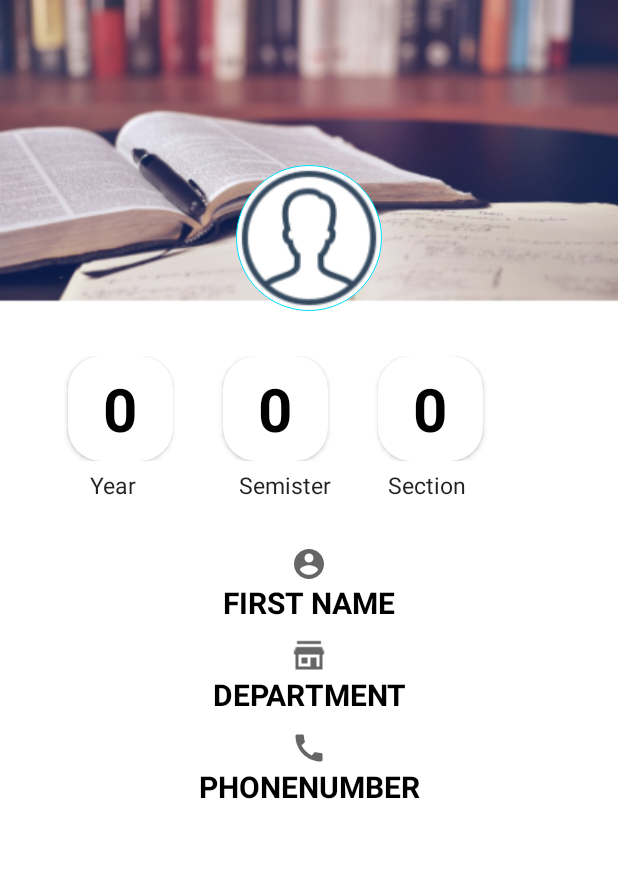
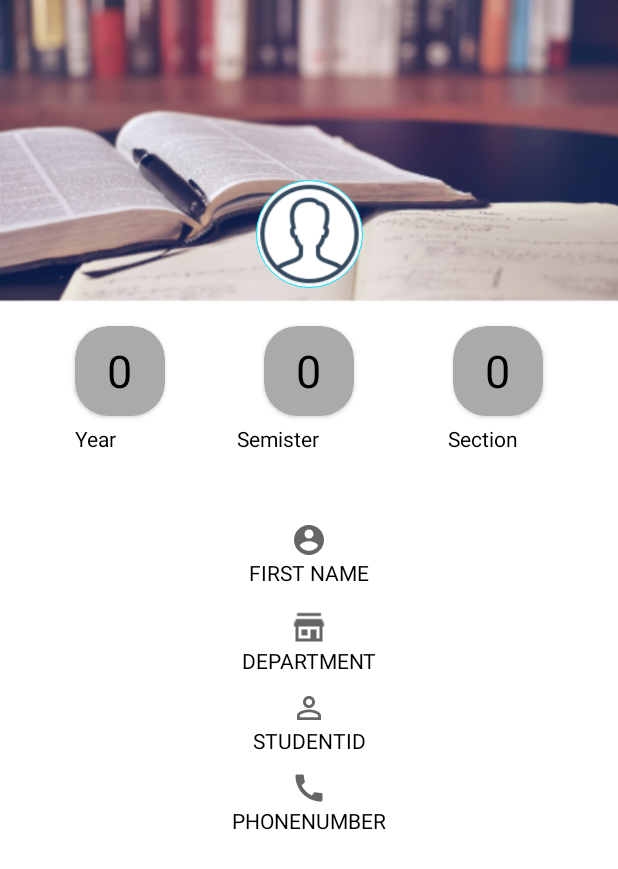
Before and after one commit to menasehk13/HighTechStudents, an Android app: the ProfileView screen opened directly, with no data from a screen before it, on a phone screen of 412 x 824 dp. Shown: the top 869 px of the screen. Run offline under Robolectric (Android 15) with nearby library versions, the phone set to English and light mode, and no system bars; our stand-ins replace Firebase (no records; nobody signed in at launch, a user with empty details on screens opened directly); 1 statement that could not run was skipped.

Commit message:
ProfileView fixed

```diff
--- a/app/src/main/java/com/example/hightechstudents/ProfileView.java
+++ b/app/src/main/java/com/example/hightechstudents/ProfileView.java
@@ -4,6 +4,7 @@ import androidx.annotation.NonNull;
 import androidx.annotation.Nullable;
 import androidx.appcompat.app.AppCompatActivity;
 
+import android.content.Intent;
 import android.os.Bundle;
 import android.util.Log;
 import android.widget.TextView;
@@ -36,52 +37,30 @@ public class ProfileView extends AppCompatActivity {
     protected void onCreate(Bundle savedInstanceState) {
         super.onCreate(savedInstanceState);
         setContentView(R.layout.activity_profile_view);
-proDep=findViewById(R.id.userdepartemnt);
+        proName=findViewById(R.id.username);
+        proDep=findViewById(R.id.userderpartmnet);
+        proId=findViewById(R.id.userstudentid);
+        proPhone=findViewById(R.id.userstudentphone);
         proSec=findViewById(R.id.sectioncount);
-proId=findViewById(R.id.studentviewid);
-proName=findViewById(R.id.nameofuser);
-proPhone=findViewById(R.id.userphonenumber);
-proRegYear=findViewById(R.id.yearcount);
         firebaseAuth=FirebaseAuth.getInstance();
+        userId=firebaseAuth.getCurrentUser().getUid();
         proFirestore=FirebaseFirestore.getInstance();
-userId=firebaseAuth.getCurrentUser().getUid();
         proReference=proFirestore.collection("StudentPro").document(userId);
         proReference.get().addOnCompleteListener(new OnCompleteListener<DocumentSnapshot>() {
             @Override
             public void onComplete(@NonNull Task<DocumentSnapshot> task) {
-         if (task.isSuccessful()){
-             DocumentSnapshot dataSnapshot=task.getResult();
-             if (dataSnapshot.exists()){
-              Log.d("User", valueOf(dataSnapshot.getData()));
-                 proName.setText(format("%s %s %s", valueOf(dataSnapshot.get("Firstname")), valueOf(dataSnapshot.get("Lastname")), valueOf(dataSnapshot.get("surname"))));
-                 proDep.setText(valueOf(dataSnapshot.get("Department")));
-                 proPhone.setText(valueOf(dataSnapshot.get("phone")));
-                 proSec.setText(valueOf(dataSnapshot.get("section")));
-                 String year= (String) dataSnapshot.get("Year Registered");
-                 int regyear=Integer.parseInt(year);
-                 int currentYear=Calendar.getInstance().get(Calendar.YEAR);
-                if (regyear==currentYear){
-                    proRegYear.setText("1st");
-                }
-                if (regyear==regyear+1){
-                    proRegYear.setText("2nd");
-                }else if (regyear==regyear+2){
-                    proRegYear.setText("3rd");
-                }else if (regyear==regyear+3){
-                    proRegYear.setText("4th");
-                }else if (regyear==regyear+4){
-                    proRegYear.setText("5th");
+               DocumentSnapshot snapshot=task.getResult();
+               if (snapshot.exists()){
+                   proName.setText(String.format("%s %s %s", String.valueOf(snapshot.get("Firstname")), String.valueOf(snapshot.get("Lastname")), String.valueOf(snapshot.get("surname"))));
+                   proDep.setText(String.valueOf(snapshot.get("Department")));
+                   proId.setText(String.valueOf(snapshot.get("Id")));
+                   proPhone.setText(String.valueOf(snapshot.get("phone")));
+                   proSec.setText(String.valueOf(snapshot.get("section")));
+
+               }else{
+                   Log.d("Error",task.getException().getMessage());
                }
 
-             }else {
-
-                 Log.d("Error","nosuchdocuments");
-             }
-         }else{
-
-             Log.d("Error Task",task.getException().getMessage());
-
-         }
             }
         });
     }
--- a/app/src/main/java/com/example/hightechstudents/RegisterActivity.java
+++ b/app/src/main/java/com/example/hightechstudents/RegisterActivity.java
@@ -21,6 +21,7 @@ import com.google.firebase.auth.FirebaseUser;
 import com.google.firebase.firestore.DocumentReference;
 import com.google.firebase.firestore.FirebaseFirestore;
 
+import java.time.Year;
 import java.util.Calendar;
 import java.util.HashMap;
 import java.util.Map;
--- /dev/null
+++ b/app/src/main/res/drawable/ic_baseline_perm_identity_24.xml
@@ -0,0 +1,10 @@
+<vector xmlns:android="http://schemas.android.com/apk/res/android"
+    android:width="24dp"
+    android:height="24dp"
+    android:viewportWidth="24"
+    android:viewportHeight="24"
+    android:tint="?attr/colorControlNormal">
+  <path
+      android:fillColor="@android:color/white"
+      android:pathData="M12,5.9c1.16,0 2.1,0.94 2.1,2.1s-0.94,2.1 -2.1,2.1S9.9,9.16 9.9,8s0.94,-2.1 2.1,-2.1m0,9c2.97,0 6.1,1.46 6.1,2.1v1.1L5.9,18.1L5.9,17c0,-0.64 3.13,-2.1 6.1,-2.1M12,4C9.79,4 8,5.79 8,8s1.79,4 4,4 4,-1.79 4,-4 -1.79,-4 -4,-4zM12,13c-2.67,0 -8,1.34 -8,4v3h16v-3c0,-2.66 -5.33,-4 -8,-4z"/>
+</vector>
--- a/app/src/main/res/layout/activity_profile_view.xml
+++ b/app/src/main/res/layout/activity_profile_view.xml
@@ -1,159 +1,201 @@
 <?xml version="1.0" encoding="utf-8"?>
-<LinearLayout xmlns:android="http://schemas.android.com/apk/res/android"
+<androidx.constraintlayout.widget.ConstraintLayout xmlns:android="http://schemas.android.com/apk/res/android"
     xmlns:app="http://schemas.android.com/apk/res-auto"
     xmlns:tools="http://schemas.android.com/tools"
     android:layout_width="match_parent"
     android:layout_height="match_parent"
     tools:context=".ProfileView"
-    android:orientation="vertical"
     android:background="@drawable/background1">
 
     <ImageView
-        android:id="@+id/proImage"
-        android:layout_width="wrap_content"
-        android:layout_height="wrap_content"
-        android:layout_gravity="center"
-        android:layout_marginTop="110dp"
-        android:transitionName="imageview"
+        android:id="@+id/imageView2"
+        android:layout_width="71dp"
+        android:layout_height="72dp"
+        android:layout_marginTop="120dp"
+        android:layout_marginBottom="25dp"
         android:background="@drawable/background_home"
-        android:src="@drawable/icons8_male"
-        tools:ignore="ContentDescription"
-        tools:targetApi="lollipop" />
-<LinearLayout
-    android:layout_gravity="center"
-    android:layout_width="match_parent"
-    android:layout_height="wrap_content"
-    android:orientation="horizontal"
-    android:layout_marginTop="30dp"
-    android:layout_marginRight="15dp"
-    android:layout_marginLeft="15dp"
-    android:background="@android:color/transparent">
+        android:src="@drawable/icons8_male_user_100"
+        app:layout_constraintBottom_toTopOf="@+id/cardView"
+        app:layout_constraintEnd_toEndOf="parent"
+        app:layout_constraintStart_toStartOf="parent"
+        app:layout_constraintTop_toTopOf="parent" />
+
     <androidx.cardview.widget.CardView
-        android:layout_width="70dp"
-        android:layout_height="70dp"
+        android:id="@+id/cardView4"
+        android:layout_width="60dp"
+        android:layout_height="60dp"
+        android:layout_marginStart="50dp"
+        android:layout_marginLeft="50dp"
+        android:layout_marginTop="217dp"
+        android:layout_marginEnd="66dp"
+        android:layout_marginRight="66dp"
+        android:layout_marginBottom="29dp"
+        app:cardBackgroundColor="@android:color/darker_gray"
         app:cardCornerRadius="22dp"
-        android:layout_marginStart="30dp"
-        android:layout_marginLeft="30dp">
+        app:layout_constraintBottom_toTopOf="@+id/textView2"
+        app:layout_constraintEnd_toStartOf="@+id/cardView"
+        app:layout_constraintStart_toStartOf="parent"
+        app:layout_constraintTop_toTopOf="parent">
 
-       <TextView
-           android:layout_width="wrap_content"
-           android:layout_height="wrap_content"
-           android:text="0"
-           android:textStyle="bold"
-           android:textColor="@android:color/black"
-           android:id="@+id/yearcount"
-           android:textSize="40sp"
-           android:layout_gravity="center"/>
+        <TextView
+            android:id="@+id/yearcount"
+            android:layout_width="wrap_content"
+            android:layout_height="wrap_content"
+            android:layout_gravity="center"
+            android:text="0"
+            android:textColor="@android:color/black"
+            android:textSize="30sp" />
+    </androidx.cardview.widget.CardView>
 
+    <androidx.cardview.widget.CardView
+        android:id="@+id/cardView"
+        android:layout_width="60dp"
+        android:layout_height="60dp"
+        android:layout_marginStart="50dp"
+        android:layout_marginLeft="50dp"
+        android:layout_marginTop="25dp"
+        android:layout_marginEnd="50dp"
+        android:layout_marginRight="50dp"
+        app:cardBackgroundColor="@android:color/darker_gray"
+        app:cardCornerRadius="22dp"
+        app:layout_constraintEnd_toEndOf="parent"
+        app:layout_constraintStart_toStartOf="parent"
+        app:layout_constraintTop_toBottomOf="@+id/imageView2">
+
+        <TextView
+            android:id="@+id/semistercount"
+            android:layout_width="wrap_content"
+            android:layout_height="wrap_content"
+            android:layout_gravity="center"
+            android:text="0"
+            android:textColor="@android:color/black"
+            android:textSize="30sp" />
     </androidx.cardview.widget.CardView>
+
     <androidx.cardview.widget.CardView
-        android:layout_width="70dp"
-        android:layout_height="70dp"
+        android:id="@+id/cardView5"
+        android:layout_width="60dp"
+        android:layout_height="60dp"
+        android:layout_marginStart="66dp"
+        android:layout_marginLeft="66dp"
+        android:layout_marginTop="217dp"
+        android:layout_marginEnd="50dp"
+        android:layout_marginRight="50dp"
+        app:cardBackgroundColor="@android:color/darker_gray"
         app:cardCornerRadius="22dp"
-        android:layout_marginLeft="33dp"
-        android:background="@android:color/holo_blue_dark">
+        app:layout_constraintEnd_toEndOf="parent"
+        app:layout_constraintStart_toEndOf="@+id/cardView"
+        app:layout_constraintTop_toTopOf="parent">
+
         <TextView
             android:layout_width="wrap_content"
             android:layout_height="wrap_content"
+            android:layout_gravity="center"
             android:text="0"
-            android:id="@+id/semistercount"
-            android:textSize="40sp"
-            android:layout_gravity="center"
-            android:textStyle="bold"
-            android:textColor="@android:color/black"/>
+            android:textColor="@android:color/black"
+            android:textSize="30sp"
+            android:id="@+id/sectioncount"/>
     </androidx.cardview.widget.CardView>
-    <androidx.cardview.widget.CardView
-        android:layout_width="70dp"
-        android:layout_height="70dp"
-        app:cardCornerRadius="22dp"
-        android:layout_marginLeft="23dp"
-        android:layout_marginRight="73dp"
-        android:background="@android:color/holo_blue_dark"
-        android:layout_marginStart="33dp"
-        android:layout_marginEnd="73dp">
-        <TextView
-            android:layout_width="wrap_content"
-            android:layout_height="wrap_content"
-            android:text="0"
-            android:id="@+id/sectioncount"
-            android:textSize="40sp"
-            android:layout_gravity="center"
-            android:textStyle="bold"
-            android:textColor="@android:color/black"/>
-    </androidx.cardview.widget.CardView>
-</LinearLayout>
-<LinearLayout
-    android:layout_width="match_parent"
-    android:layout_height="wrap_content"
-    android:orientation="horizontal"
-    android:layout_marginTop="5dp">
+
     <TextView
+        android:id="@+id/textView2"
         android:layout_width="wrap_content"
         android:layout_height="wrap_content"
+        android:layout_marginStart="50dp"
+        android:layout_marginLeft="60dp"
+        android:layout_marginTop="5dp"
         android:text="@string/year"
-        android:layout_marginLeft="30dp"
-        android:textSize="15sp"
-        style="@style/MaterialAlertDialog.MaterialComponents.Title.Icon"
-        android:layout_marginStart="60dp" />
+        android:textColor="@android:color/black"
+        app:layout_constraintStart_toStartOf="parent"
+        app:layout_constraintTop_toBottomOf="@+id/cardView4" />
+
     <TextView
-
+        android:id="@+id/textView3"
         android:layout_width="wrap_content"
         android:layout_height="wrap_content"
+        android:layout_marginStart="80dp"
+        android:layout_marginLeft="80dp"
+        android:layout_marginTop="5dp"
         android:text="@string/semister"
-        android:textSize="15sp"
-        android:layout_marginLeft="60dp"
-        android:layout_marginStart="60dp"
-        style="@style/MaterialAlertDialog.MaterialComponents.Title.Icon"
-        />
+        android:textColor="@android:color/black"
+        app:layout_constraintStart_toEndOf="@+id/textView2"
+        app:layout_constraintTop_toBottomOf="@+id/cardView" />
+
     <TextView
+        android:id="@+id/textView4"
         android:layout_width="wrap_content"
         android:layout_height="wrap_content"
+        android:layout_marginStart="75dp"
+        android:layout_marginLeft="75dp"
+        android:layout_marginTop="5dp"
+        android:layout_marginEnd="56dp"
+        android:layout_marginRight="56dp"
         android:text="@string/section"
-        android:textSize="15sp"
-        android:layout_marginLeft="30dp"
-        android:layout_marginStart="30dp"
-        android:layout_marginRight="60dp"
-        style="@style/MaterialAlertDialog.MaterialComponents.Title.Icon"
-        android:layout_marginEnd="50dp" />
-</LinearLayout>
+        android:textColor="@android:color/black"
+        app:layout_constraintEnd_toEndOf="parent"
+        app:layout_constraintStart_toEndOf="@+id/textView3"
+        app:layout_constraintTop_toBottomOf="@+id/cardView5" />
+
     <TextView
-
+        android:textAllCaps="true"
+        android:id="@+id/username"
         android:layout_width="match_parent"
         android:layout_height="wrap_content"
-        android:textSize="20sp"
+        android:layout_marginTop="46dp"
+        android:drawableTop="@drawable/ic_baseline_account_circle_24"
+        android:gravity="center_horizontal"
         android:text="@string/first_name"
-        android:layout_marginTop="30dp"
-        android:textAllCaps="true"
-        android:textStyle="bold"
+        android:textAlignment="center"
         android:textColor="@android:color/black"
-        android:drawableTop="@drawable/ic_baseline_account_circle_24"
-        android:textAlignment="center"
-        android:gravity="center_horizontal"
-        android:id="@+id/nameofuser"/>
+        app:layout_constraintEnd_toEndOf="parent"
+        app:layout_constraintStart_toStartOf="parent"
+        app:layout_constraintTop_toBottomOf="@+id/textView3" />
+
     <TextView
-        android:layout_marginTop="10dp"
+        android:id="@+id/userderpartmnet"
         android:layout_width="match_parent"
         android:layout_height="wrap_content"
+        android:layout_marginTop="15dp"
+        android:drawableTop="@drawable/icons8_department_shop"
+        android:gravity="center_horizontal"
         android:text="@string/department"
-        android:textSize="20sp"
+        android:textAlignment="center"
         android:textAllCaps="true"
-        android:textStyle="bold"
-        android:textAlignment="center"
-        android:drawableTop="@drawable/icons8_department_shop"
         android:textColor="@android:color/black"
-        android:gravity="center_horizontal"
-        android:id="@+id/userdepartemnt"/>
+        app:layout_constraintEnd_toEndOf="parent"
+        app:layout_constraintHorizontal_bias="0.0"
+        app:layout_constraintStart_toStartOf="parent"
+        app:layout_constraintTop_toBottomOf="@+id/username" />
+
     <TextView
-        android:layout_marginTop="10dp"
+        android:id="@+id/userstudentid"
         android:layout_width="match_parent"
         android:layout_height="wrap_content"
+        android:layout_marginTop="10dp"
+        android:drawableTop="@drawable/ic_baseline_perm_identity_24"
+        android:gravity="center_horizontal"
+        android:text="@string/studentid"
+        android:textAlignment="center"
+        android:textAllCaps="true"
+        android:textColor="@android:color/black"
+        app:layout_constraintEnd_toEndOf="parent"
+        app:layout_constraintHorizontal_bias="0.0"
+        app:layout_constraintStart_toStartOf="parent"
+        app:layout_constraintTop_toBottomOf="@+id/userderpartmnet" />
+
+    <TextView
+        android:id="@+id/userstudentphone"
+        android:layout_width="match_parent"
+        android:layout_height="wrap_content"
+        android:layout_marginTop="10dp"
+        android:drawableTop="@drawable/ic_baseline_call_24"
+        android:gravity="center_horizontal"
         android:text="@string/phonenumber"
-        android:textSize="20sp"
+        android:textAlignment="center"
         android:textAllCaps="true"
-        android:textStyle="bold"
         android:textColor="@android:color/black"
-        android:drawableTop="@drawable/ic_baseline_call_24"
-        android:textAlignment="center"
-        android:gravity="center_horizontal"
-        android:id="@+id/userphonenumber"/>
-</LinearLayout>
+        app:layout_constraintEnd_toEndOf="parent"
+        app:layout_constraintHorizontal_bias="0.0"
+        app:layout_constraintStart_toStartOf="parent"
+        app:layout_constraintTop_toBottomOf="@+id/userstudentid" />
+</androidx.constraintlayout.widget.ConstraintLayout>
```
Lines whose indentation alone changed are shown as unchanged.
